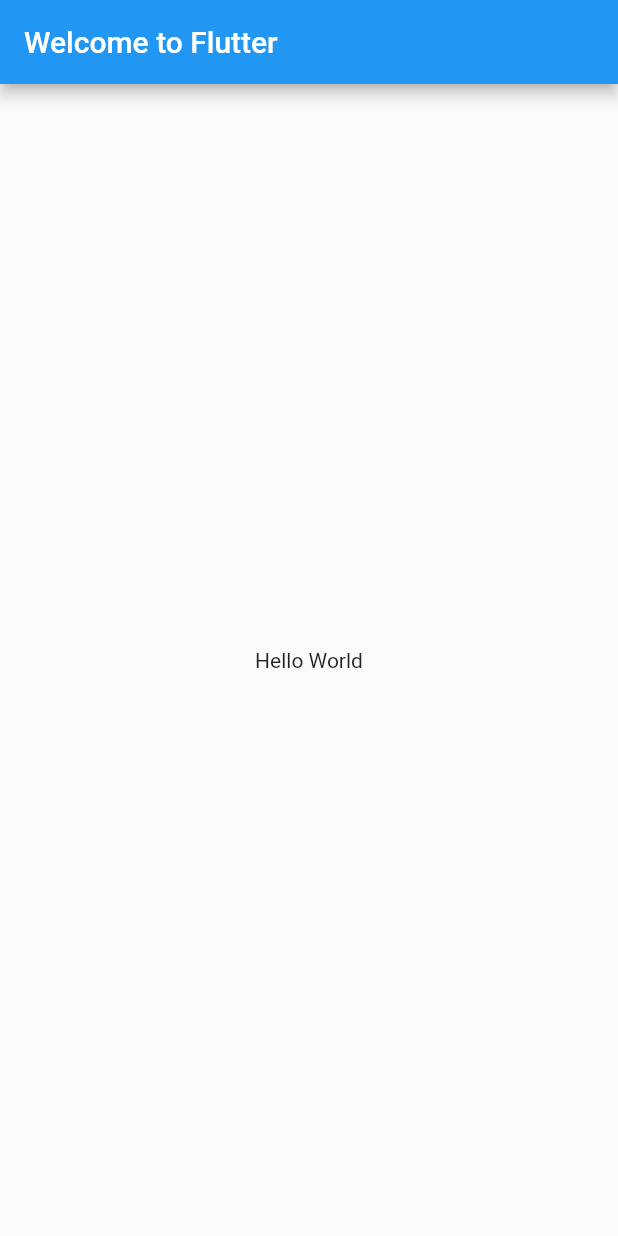
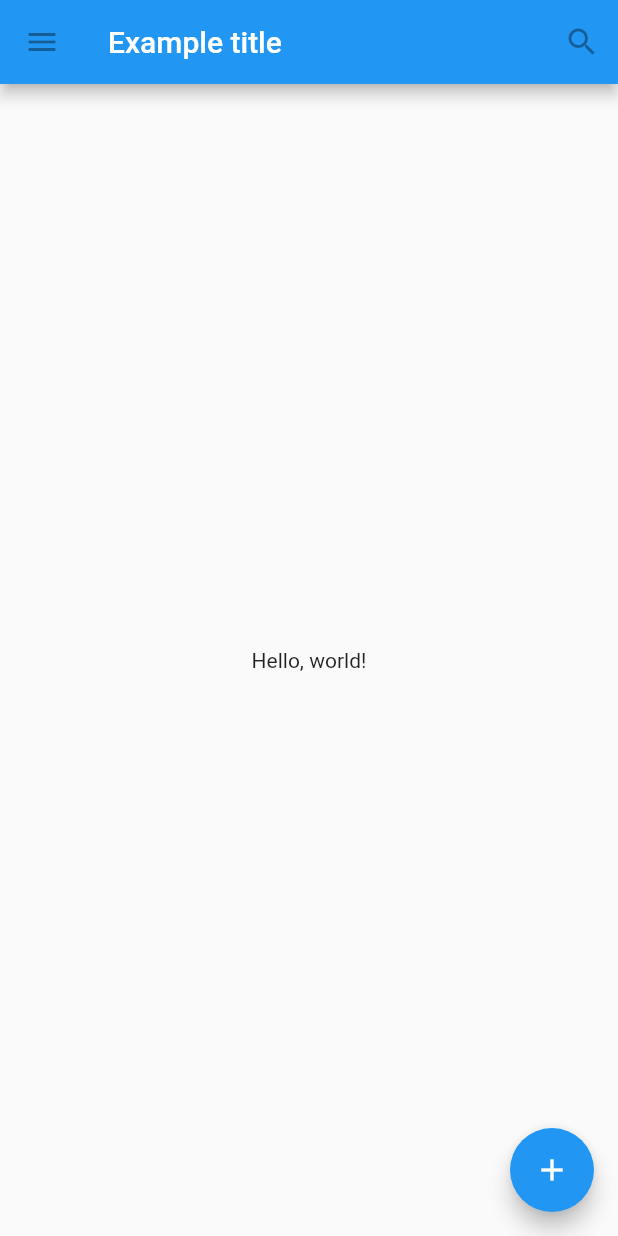
Before and after one commit to himanushi/music-app, a Flutter app: the screen it shows after launch, on a phone screen of 412 x 824 dp. Run offline on Flutter 3.47's test engine with Material 2 defaults, Android fonts, the phone set to English and light mode, and no system bars.

```diff
--- a/lib/main.dart
+++ b/lib/main.dart
@@ -1,19 +1,45 @@
 import 'package:flutter/material.dart';
 
-void main() => runApp(MyApp());
+void main() {
+  runApp(
+    const MaterialApp(
+      title: 'Flutter Tutorial',
+      home: TutorialHome(),
+    ),
+  );
+}
 
-class MyApp extends StatelessWidget {
+class TutorialHome extends StatelessWidget {
+  const TutorialHome({Key? key}) : super(key: key);
+
   @override
   Widget build(BuildContext context) {
-    return MaterialApp(
-      title: 'Welcome to Flutter',
-      home: Scaffold(
-        appBar: AppBar(
-          title: const Text('Welcome to Flutter'),
+    // Scaffold is a layout for
+    // the major Material Components.
+    return Scaffold(
+      appBar: AppBar(
+        leading: const IconButton(
+          icon: Icon(Icons.menu),
+          tooltip: 'Navigation menu',
+          onPressed: null,
         ),
-        body: const Center(
-          child: Text('Hello World'),
-        ),
+        title: const Text('Example title'),
+        actions: const [
+          IconButton(
+            icon: Icon(Icons.search),
+            tooltip: 'Search',
+            onPressed: null,
+          ),
+        ],
+      ),
+      // body is the majority of the screen.
+      body: const Center(
+        child: Text('Hello, world!'),
+      ),
+      floatingActionButton: const FloatingActionButton(
+        tooltip: 'Add', // used by assistive technologies
+        child: Icon(Icons.add),
+        onPressed: null,
       ),
     );
   }
```
